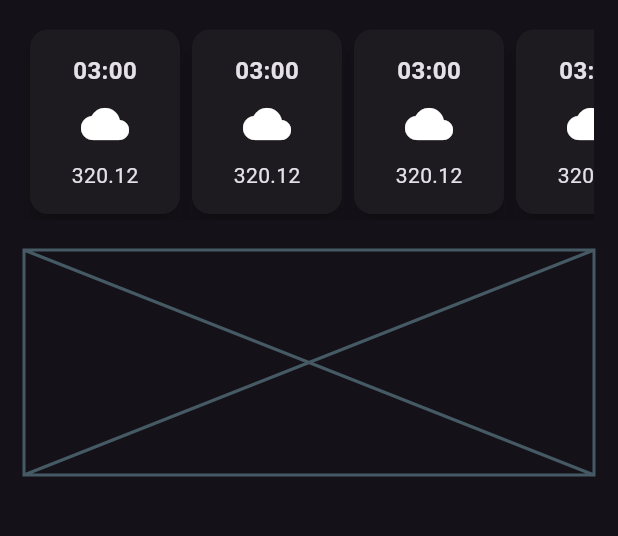
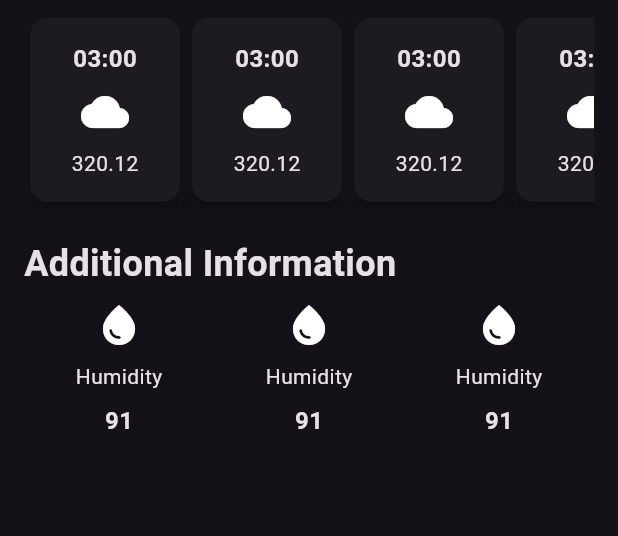
Before and after one commit to Shruti248/weather_app, a Flutter app: the screen it shows after launch, on a phone screen of 412 x 824 dp, the part 515-1051 px from its top. Run offline on Flutter 3.47's test engine with Material 3 defaults, Android fonts, the phone set to English and light mode, and no system bars.

Commit message:
Additional Info Card & Code Refactoring

```diff
--- /dev/null
+++ b/lib/additional_info_item.dart
@@ -0,0 +1,23 @@
+import 'package:flutter/material.dart';
+
+class AdditionalInfoItem extends StatelessWidget {
+  const AdditionalInfoItem({
+    super.key,
+  });
+
+  @override
+  Widget build(BuildContext context) {
+    return const Column(
+      children: [
+        Icon(Icons.water_drop , size: 32,),
+        SizedBox(height: 8,),
+        Text('Humidity' ,),
+        SizedBox(height: 8,),
+        Text('91' , style: TextStyle(
+          fontWeight: FontWeight.bold,
+          fontSize: 16,
+        ),)
+      ],
+    );
+  }
+}
--- /dev/null
+++ b/lib/hourly_forecast_item.dart
@@ -0,0 +1,32 @@
+import "package:flutter/material.dart";
+
+// creating a separate widget for Card -- that is repeating
+class HourlyForecastItem extends StatelessWidget {
+  const HourlyForecastItem({super.key});
+
+  @override
+  Widget build(BuildContext context) {
+    return Card(
+      elevation: 6,
+      child: Container(
+        width: 100,
+        padding: const EdgeInsets.all(16.0),
+        decoration: BoxDecoration(
+          borderRadius: BorderRadius.circular(14),
+        ),
+        child: const Column(
+          children: [
+            Text('03:00' , style: TextStyle(fontSize: 16 , fontWeight: FontWeight.bold),),
+            SizedBox(height: 8,),
+
+            Icon(Icons.cloud , size: 32,),
+            SizedBox(height: 8,),
+
+            Text('320.12' ,),
+
+          ],
+        ),
+      ),
+    );
+  }
+}
--- a/lib/weather_screen.dart
+++ b/lib/weather_screen.dart
@@ -1,6 +1,9 @@
 import "dart:ui";
 
 import "package:flutter/material.dart";
+
+import "additional_info_item.dart";
+import "hourly_forecast_item.dart";
 
 class WeatherScreen extends StatelessWidget {
   const WeatherScreen({super.key});
@@ -90,7 +93,8 @@ class WeatherScreen extends StatelessWidget {
               ),),
             ),
 
-            const SizedBox(height: 16,),
+            const SizedBox(height: 8,),
+
              const SingleChildScrollView(
                scrollDirection: Axis.horizontal,
                child: Row(
@@ -110,10 +114,24 @@ class WeatherScreen extends StatelessWidget {
             const SizedBox(height: 20,),
 
             // Additional Information Card
-            const Placeholder(
-              fallbackHeight: 150,
-            )
+            const Align(
+              alignment: Alignment.centerLeft,
+              child: Text('Additional Information' , style: TextStyle(
+                fontSize: 24,
+                fontWeight: FontWeight.bold,
+              ),),
+            ),
 
+            const SizedBox(height: 8,),
+
+        const Row(
+          mainAxisAlignment: MainAxisAlignment.spaceAround,
+          children: [
+            AdditionalInfoItem(),
+            AdditionalInfoItem(),
+            AdditionalInfoItem(),
+          ],
+        )
 
 
           ],
@@ -122,34 +140,3 @@ class WeatherScreen extends StatelessWidget {
     );
   }
 }
-
-// creating a separate widget for Card -- that is repeating
-class HourlyForecastItem extends StatelessWidget {
-  const HourlyForecastItem({super.key});
-
-  @override
-  Widget build(BuildContext context) {
-    return Card(
-      elevation: 6,
-      child: Container(
-        width: 100,
-        padding: const EdgeInsets.all(16.0),
-        decoration: BoxDecoration(
-          borderRadius: BorderRadius.circular(14),
-        ),
-        child: const Column(
-          children: [
-            Text('03:00' , style: TextStyle(fontSize: 16 , fontWeight: FontWeight.bold),),
-            SizedBox(height: 8,),
-
-            Icon(Icons.cloud , size: 32,),
-            SizedBox(height: 8,),
-
-            Text('320.12' ,),
-
-          ],
-        ),
-      ),
-    );
-  }
-}
```
